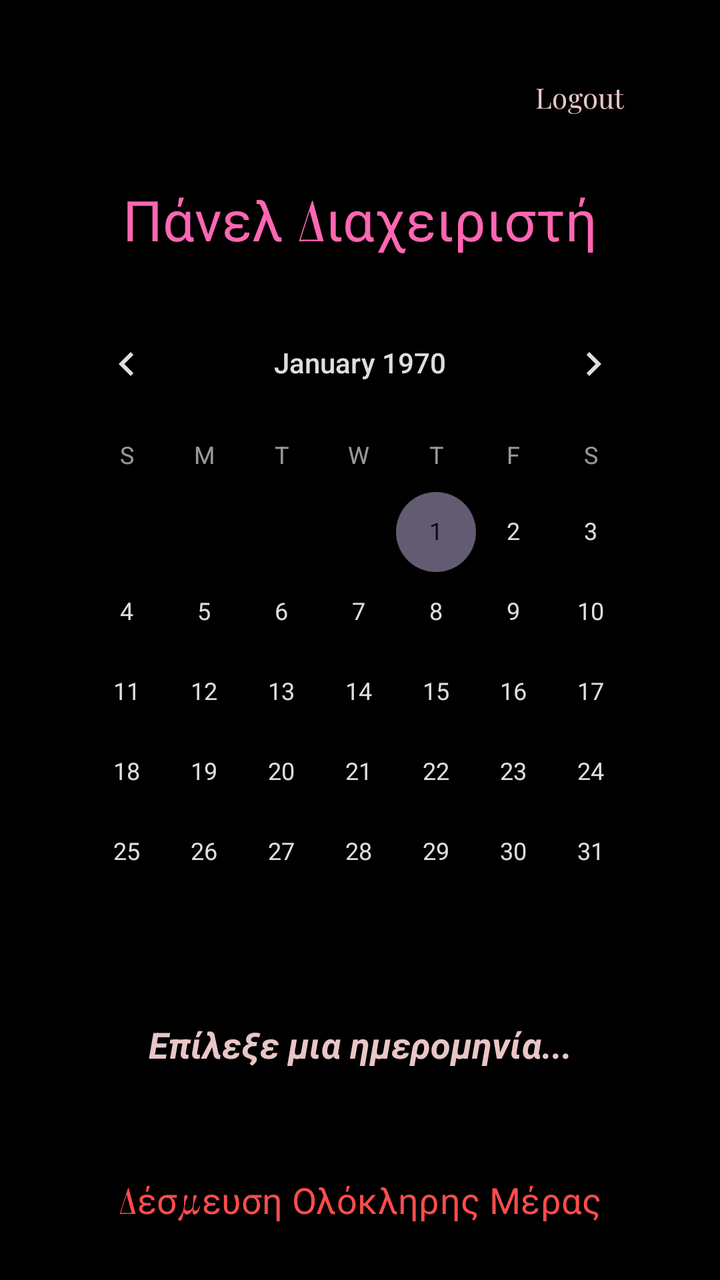
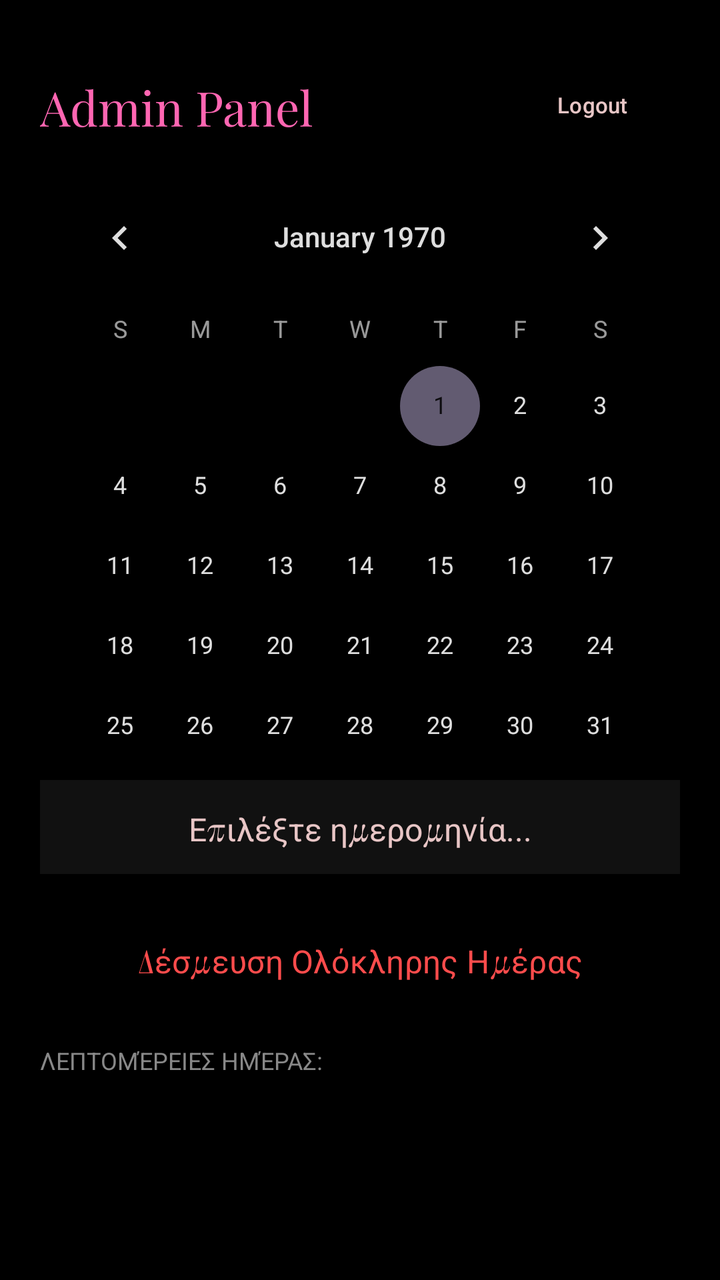

The first picture is an Android layout as it rendered before a commit; the second is the same layout after the commit. The layout source and the unified diff follow.
<!-- AndroidManifest.xml: application theme Theme.Kalypsws_nails -->
<!-- res/layout/activity_admin.xml -->
<?xml version="1.0" encoding="utf-8"?>
<LinearLayout xmlns:android="http://schemas.android.com/apk/res/android"
    xmlns:app="http://schemas.android.com/apk/res-auto"
    android:layout_width="match_parent"
    android:layout_height="match_parent"
    android:orientation="vertical"
    android:background="#000000"
    android:padding="24dp">

    <Button
        android:id="@+id/btnAdminLogout"
        style="?attr/materialButtonOutlinedStyle"
        android:layout_width="wrap_content"
        android:layout_height="wrap_content"
        android:layout_gravity="end"
        android:text="Logout"
        android:textColor="#E8C6C6"
        android:fontFamily="@font/font4"
        app:strokeColor="#E8C6C6"
        app:strokeWidth="1dp"
        app:backgroundTint="#000000" />

    <TextView
        android:layout_width="match_parent"
        android:layout_height="wrap_content"
        android:text="Πάνελ Διαχειριστή"
        android:textColor="#FF66B2"
        android:textSize="28sp"
        android:fontFamily="@font/font4"
        android:gravity="center"
        android:layout_marginTop="16dp"
        android:layout_marginBottom="20dp"/>

    <CalendarView
        android:id="@+id/adminCalendarView"
        android:layout_width="match_parent"
        android:layout_height="wrap_content"
        android:theme="@android:style/ThemeOverlay.Material.Dark"
        android:layout_marginBottom="16dp"/>

    <TextView
        android:id="@+id/tvDateStatus"
        android:layout_width="match_parent"
        android:layout_height="wrap_content"
        android:text="Επίλεξε μια ημερομηνία..."
        android:textColor="#E8C6C6"
        android:textSize="18sp"
        android:textStyle="bold|italic"
        android:gravity="center"
        android:layout_marginBottom="24dp"
        android:padding="8dp" />

    <Button
        android:id="@+id/btnBlockTime"
        style="?attr/materialButtonOutlinedStyle"
        android:layout_width="match_parent"
        android:layout_height="65dp"
        android:text="Δέσμευση Ολόκληρης Μέρας"
        android:textColor="#FF4C4C"
        android:textSize="18sp"
        android:fontFamily="@font/font4"
        android:enabled="false"
        app:strokeColor="#FF4C4C"
        app:strokeWidth="1.5dp"
        app:backgroundTint="#000000" />

</LinearLayout>
<!-- resources referenced by this layout -->
<resources>
  <style name="Theme.Kalypsws_nails" parent="Base.Theme.Kalypsws_nails" />
  <style name="Base.Theme.Kalypsws_nails" parent="Theme.Material3.DayNight.NoActionBar">
          
          
      </style>
</resources>

<!-- the commit's change to res/layout/activity_admin.xml (unified diff, before → after) -->
@@ -5,63 +5,92 @@
     android:layout_height="match_parent"
     android:orientation="vertical"
     android:background="#000000"
-    android:padding="24dp">
+    android:padding="20dp"
+    android:fitsSystemWindows="true">
 
-    <Button
-        android:id="@+id/btnAdminLogout"
-        style="?attr/materialButtonOutlinedStyle"
-        android:layout_width="wrap_content"
-        android:layout_height="wrap_content"
-        android:layout_gravity="end"
-        android:text="Logout"
-        android:textColor="#E8C6C6"
-        android:fontFamily="@font/font4"
-        app:strokeColor="#E8C6C6"
-        app:strokeWidth="1dp"
-        app:backgroundTint="#000000" />
-
-    <TextView
+    <RelativeLayout
         android:layout_width="match_parent"
         android:layout_height="wrap_content"
-        android:text="Πάνελ Διαχειριστή"
-        android:textColor="#FF66B2"
-        android:textSize="28sp"
-        android:fontFamily="@font/font4"
-        android:gravity="center"
-        android:layout_marginTop="16dp"
-        android:layout_marginBottom="20dp"/>
+        android:layout_marginTop="10dp">
+
+        <TextView
+            android:layout_width="wrap_content"
+            android:layout_height="wrap_content"
+            android:text="Admin Panel"
+            android:textColor="#FF66B2"
+            android:textSize="24sp"
+            android:fontFamily="@font/font4"
+            android:layout_centerVertical="true"/>
+
+        <Button
+            android:id="@+id/btnAdminLogout"
+            style="?attr/materialButtonOutlinedStyle"
+            android:layout_width="wrap_content"
+            android:layout_height="45dp"
+            android:layout_alignParentEnd="true"
+            android:text="Logout"
+            android:textColor="#E8C6C6"
+            android:textSize="11sp"
+            app:strokeColor="#E8C6C6"
+            app:strokeWidth="1dp"
+            app:backgroundTint="#000000" />
+    </RelativeLayout>
 
     <CalendarView
         android:id="@+id/adminCalendarView"
         android:layout_width="match_parent"
-        android:layout_height="wrap_content"
+        android:layout_height="300dp"
         android:theme="@android:style/ThemeOverlay.Material.Dark"
-        android:layout_marginBottom="16dp"/>
+        android:layout_marginTop="10dp"/>
 
     <TextView
         android:id="@+id/tvDateStatus"
         android:layout_width="match_parent"
         android:layout_height="wrap_content"
-        android:text="Επίλεξε μια ημερομηνία..."
+        android:gravity="center"
+        android:padding="12dp"
+        android:text="Επιλέξτε ημερομηνία..."
         android:textColor="#E8C6C6"
-        android:textSize="18sp"
-        android:textStyle="bold|italic"
-        android:gravity="center"
-        android:layout_marginBottom="24dp"
-        android:padding="8dp" />
+        android:textSize="16sp"
+        android:fontFamily="@font/font4"
+        android:background="#111111"
+        android:layout_marginTop="5dp" />
 
     <Button
         android:id="@+id/btnBlockTime"
         style="?attr/materialButtonOutlinedStyle"
         android:layout_width="match_parent"
-        android:layout_height="65dp"
-        android:text="Δέσμευση Ολόκληρης Μέρας"
+        android:layout_height="55dp"
+        android:layout_marginTop="15dp"
+        android:layout_marginBottom="15dp"
+        android:text="Δέσμευση Ολόκληρης Ημέρας"
         android:textColor="#FF4C4C"
-        android:textSize="18sp"
+        android:textSize="16sp"
         android:fontFamily="@font/font4"
         android:enabled="false"
         app:strokeColor="#FF4C4C"
         app:strokeWidth="1.5dp"
         app:backgroundTint="#000000" />
 
+    <TextView
+        android:layout_width="match_parent"
+        android:layout_height="wrap_content"
+        android:text="Λεπτομέρειες Ημέρας:"
+        android:textColor="#888888"
+        android:textSize="12sp"
+        android:layout_marginBottom="8dp"
+        android:textAllCaps="true" />
+
+    <ScrollView
+        android:layout_width="match_parent"
+        android:layout_height="0dp"
+        android:layout_weight="1">
+
+        <LinearLayout
+            android:id="@+id/appointmentsLayout"
+            android:layout_width="match_parent"
+            android:layout_height="wrap_content"
+            android:orientation="vertical" />
+    </ScrollView>
+
 </LinearLayout>
